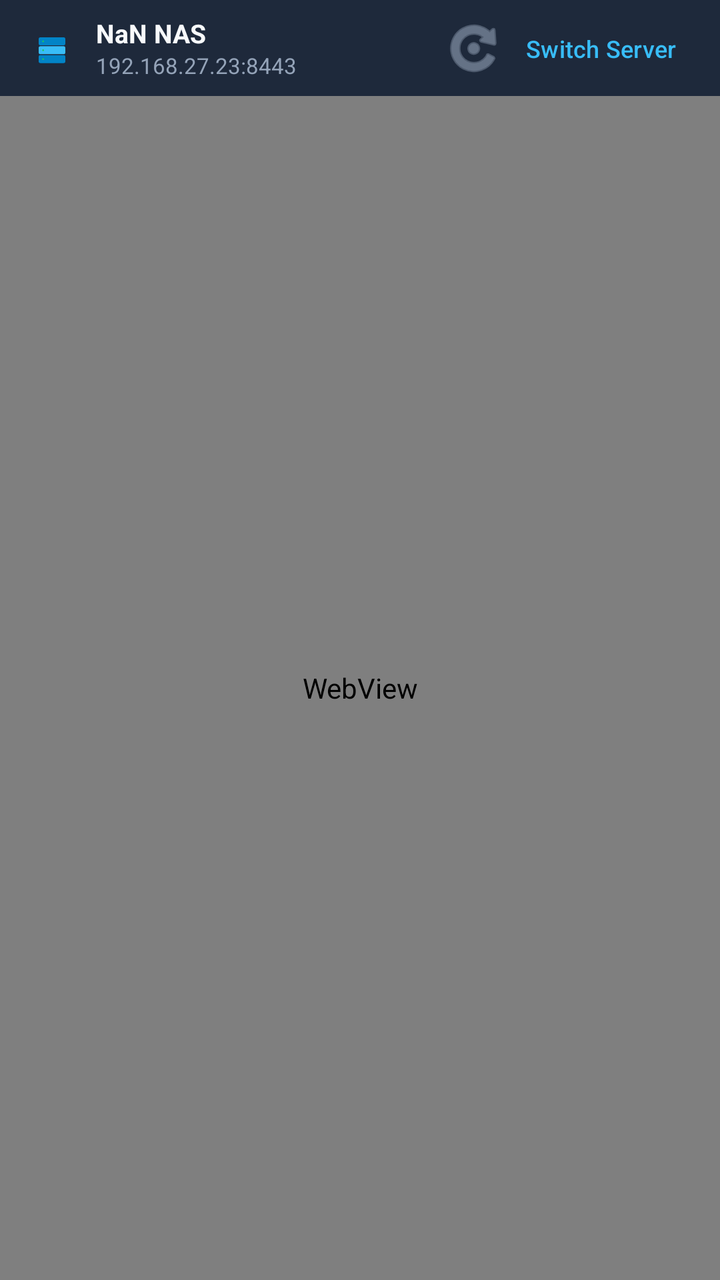
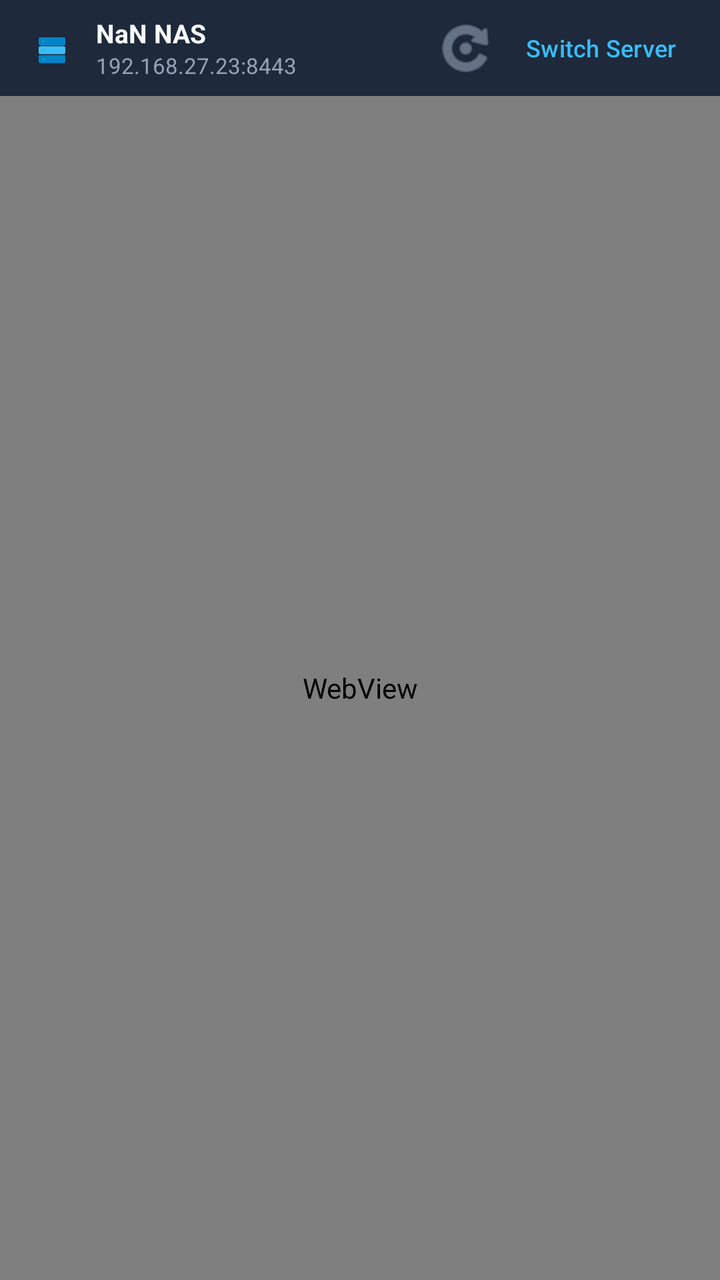

Screens rendered from an Android XML layout before and after an edit, with the pre-edit source and the edit as a unified diff.
<!-- AndroidManifest.xml: application theme Theme.NaNNAS -->
<!-- res/layout/activity_main.xml -->
<?xml version="1.0" encoding="utf-8"?>
<LinearLayout xmlns:android="http://schemas.android.com/apk/res/android"
    xmlns:app="http://schemas.android.com/apk/res-auto"
    android:layout_width="match_parent"
    android:layout_height="match_parent"
    android:orientation="vertical"
    android:background="@color/bg_base">

    
    <LinearLayout
        android:id="@+id/appToolbar"
        android:layout_width="match_parent"
        android:layout_height="48dp"
        android:background="@color/bg_surface"
        android:gravity="center_vertical"
        android:orientation="horizontal"
        android:paddingHorizontal="14dp">

        <ImageView
            android:layout_width="24dp"
            android:layout_height="24dp"
            android:src="@drawable/ic_launcher_foreground"
            android:contentDescription="@string/app_name" />

        <LinearLayout
            android:layout_width="0dp"
            android:layout_height="wrap_content"
            android:layout_weight="1"
            android:layout_marginStart="10dp"
            android:orientation="vertical">

            <TextView
                android:id="@+id/tvToolbarTitle"
                android:layout_width="wrap_content"
                android:layout_height="wrap_content"
                android:text="@string/app_name"
                android:textColor="@color/text_primary"
                android:textSize="13sp"
                android:textStyle="bold" />

            <TextView
                android:id="@+id/tvToolbarSubtitle"
                android:layout_width="wrap_content"
                android:layout_height="wrap_content"
                android:text="192.168.27.23:8443"
                android:textColor="@color/text_secondary"
                android:textSize="11sp" />
        </LinearLayout>

        
        <ImageButton
            android:id="@+id/btnReload"
            android:layout_width="36dp"
            android:layout_height="36dp"
            android:background="?attr/selectableItemBackgroundBorderless"
            android:contentDescription="@string/btn_refresh"
            android:src="@android:drawable/ic_menu_rotate"
            app:tint="@color/text_secondary" />

        
        <Button
            android:id="@+id/btnSwitchServer"
            style="@style/Widget.Material3.Button.TextButton"
            android:layout_width="wrap_content"
            android:layout_height="36dp"
            android:text="@string/btn_switch_server"
            android:textColor="@color/accent_light"
            android:textSize="12sp"
            android:paddingHorizontal="8dp" />
    </LinearLayout>

    
    <ProgressBar
        android:id="@+id/pageProgressBar"
        style="@style/Widget.AppCompat.ProgressBar.Horizontal"
        android:layout_width="match_parent"
        android:layout_height="3dp"
        android:indeterminate="false"
        android:max="100"
        android:progressDrawable="@drawable/ic_launcher_background"
        android:visibility="gone" />

    
    <WebView
        android:id="@+id/webView"
        android:layout_width="match_parent"
        android:layout_height="0dp"
        android:layout_weight="1"
        android:background="@color/bg_base" />

</LinearLayout>
<!-- resources referenced by this layout -->
<resources>
  <color name="accent_light">#38BDF8</color>
  <color name="bg_base">#0B1120</color>
  <color name="bg_surface">#1E293B</color>
  <color name="text_primary">#F8FAFC</color>
  <color name="text_secondary">#94A3B8</color>
  <!-- drawable ic_launcher_background (drawable) -->
  <?xml version="1.0" encoding="utf-8"?>
  <vector xmlns:android="http://schemas.android.com/apk/res/android"
      android:width="108dp"
      android:height="108dp"
      android:viewportWidth="108"
      android:viewportHeight="108">
      <path
          android:fillColor="#0B1120"
          android:pathData="M0,0h108v108h-108z"/>
  </vector>
  <!-- drawable ic_launcher_foreground (drawable) -->
  <?xml version="1.0" encoding="utf-8"?>
  <vector xmlns:android="http://schemas.android.com/apk/res/android"
      android:width="108dp"
      android:height="108dp"
      android:viewportWidth="108"
      android:viewportHeight="108">
      
      <path
          android:fillColor="#0284C7"
          android:pathData="M28,30 h52 a4,4 0 0,1 4,4 v10 a4,4 0 0,1 -4,4 h-52 a4,4 0 0,1 -4,-4 v-10 a4,4 0 0,1 4,-4 z"/>
      <path
          android:fillColor="#22C55E"
          android:pathData="M34,37 a2,2 0 1,0 0.001,0 z"/>
      <path
          android:fillColor="#38BDF8"
          android:pathData="M28,50 h52 a4,4 0 0,1 4,4 v10 a4,4 0 0,1 -4,4 h-52 a4,4 0 0,1 -4,-4 v-10 a4,4 0 0,1 4,-4 z"/>
      <path
          android:fillColor="#22C55E"
          android:pathData="M34,57 a2,2 0 1,0 0.001,0 z"/>
      <path
          android:fillColor="#0284C7"
          android:pathData="M28,70 h52 a4,4 0 0,1 4,4 v10 a4,4 0 0,1 -4,4 h-52 a4,4 0 0,1 -4,-4 v-10 a4,4 0 0,1 4,-4 z"/>
      <path
          android:fillColor="#22C55E"
          android:pathData="M34,77 a2,2 0 1,0 0.001,0 z"/>
  </vector>
  <string name="app_name">NaN NAS</string>
  <string name="btn_refresh">Reload</string>
  <string name="btn_switch_server">Switch Server</string>
  <style name="Theme.NaNNAS" parent="Theme.Material3.Dark.NoActionBar">
          <item name="android:statusBarColor">@color/bg_base</item>
          <item name="android:navigationBarColor">@color/bg_base</item>
          <item name="android:windowBackground">@color/bg_base</item>
          <item name="colorPrimary">@color/accent_primary</item>
          <item name="colorSecondary">@color/accent_light</item>
      </style>
  <color name="accent_primary">#0284C7</color>
</resources>

<!-- the commit's change to res/layout/activity_main.xml (unified diff, before → after) -->
@@ -50,8 +50,10 @@
         
         <ImageButton
             android:id="@+id/btnReload"
-            android:layout_width="36dp"
-            android:layout_height="36dp"
+            android:layout_width="44dp"
+            android:layout_height="44dp"
+            android:minWidth="44dp"
+            android:minHeight="44dp"
             android:background="?attr/selectableItemBackgroundBorderless"
             android:contentDescription="@string/btn_refresh"
             android:src="@android:drawable/ic_menu_rotate"
@@ -62,7 +64,9 @@
             android:id="@+id/btnSwitchServer"
             style="@style/Widget.Material3.Button.TextButton"
             android:layout_width="wrap_content"
-            android:layout_height="36dp"
+            android:layout_height="44dp"
+            android:minWidth="44dp"
+            android:minHeight="44dp"
             android:text="@string/btn_switch_server"
             android:textColor="@color/accent_light"
             android:textSize="12sp"
